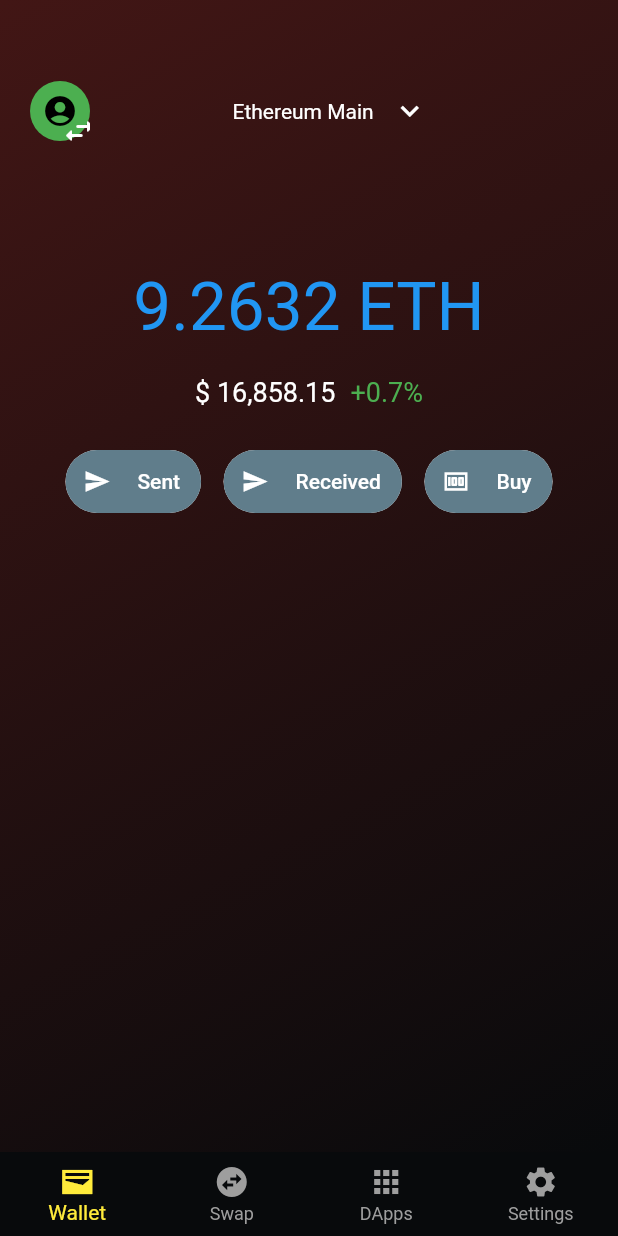
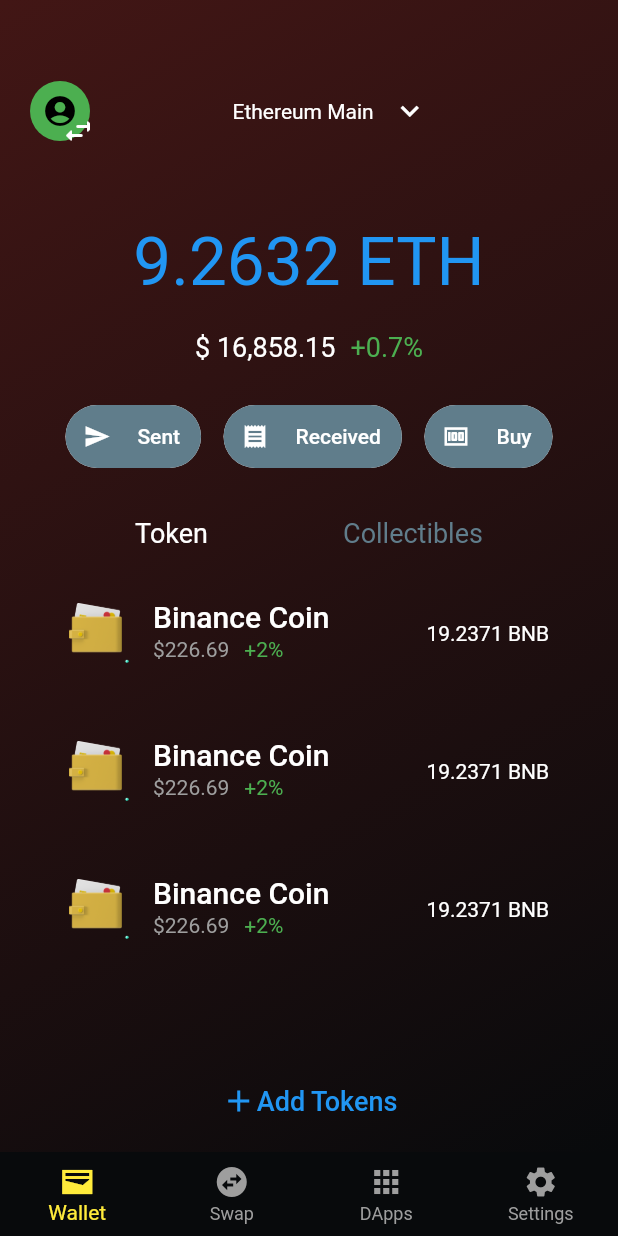
Before and after one commit to umarwaseeem/Digital-Wallet-UI-Flutter, a Flutter app: the HomeScreen screen opened by its route, on a phone screen of 412 x 824 dp. Run offline on Flutter 3.47's test engine with Material 2 defaults, Android fonts, the phone set to English and light mode, and no system bars; our stand-ins replace smooth_page_indicator; Roboto replaces fonts that are missing (Archivo).

Commit message:
bottom sheets. creating account

```diff
--- a/lib/main.dart
+++ b/lib/main.dart
@@ -1,7 +1,6 @@
 import 'package:flutter/material.dart';
 import 'package:leew_wallet/screens/home_screen/home_screen.dart';
 
-import 'screens/walkthrough_screens/walkthrough.dart';
 import 'screens/wallet_setup/by_seed_phrase/screens/seed_phrase.dart';
 import 'screens/wallet_setup/wallet_setup.dart';
 
@@ -17,7 +16,7 @@
     return MaterialApp(
       debugShowCheckedModeBanner: false,
       title: 'Leew Wallet',
-      home: const Walkthrough(),
+      home: const HomeScreen(),
       theme: ThemeData(
         fontFamily: "Archivo",
         scaffoldBackgroundColor: const Color.fromRGBO(8, 10, 12, 1),
--- a/lib/screens/home_screen/home_screen.dart
+++ b/lib/screens/home_screen/home_screen.dart
@@ -16,21 +16,6 @@
 
 class _HomeScreenState extends State<HomeScreen> {
   int _currentIndex = 0;
-
-  Widget giveMeScreen(int index) {
-    switch (index) {
-      case 0:
-        return const WalletScreen();
-      case 1:
-        return const SwapScreen();
-      case 2:
-        return const DAppScreen();
-      case 3:
-        return const SettingsScreen();
-      default:
-        return const WalletScreen();
-    }
-  }
 
   @override
   Widget build(BuildContext context) {
@@ -65,7 +50,15 @@
             ),
           ],
         ),
-        body: giveMeScreen(_currentIndex),
+        body: IndexedStack(
+          index: _currentIndex,
+          children: const [
+            WalletScreen(),
+            SwapScreen(),
+            DAppScreen(),
+            SettingsScreen(),
+          ],
+        ),
       ),
     );
   }
--- a/lib/screens/home_screen/screens/wallet_screen.dart
+++ b/lib/screens/home_screen/screens/wallet_screen.dart
@@ -1,8 +1,11 @@
 import 'package:flutter/material.dart';
+import 'package:leew_wallet/screens/home_screen/screens/widgets/token_info_tile.dart';
 
 import '../widgets/chips.dart';
 import '../widgets/profile_picture.dart';
 import '../widgets/text_with_button.dart';
+import 'widgets/account_bottom_sheet.dart';
+import 'widgets/account_tile.dart';
 
 class WalletScreen extends StatelessWidget {
   const WalletScreen({Key? key}) : super(key: key);
@@ -27,14 +30,19 @@
           children: [
             const SizedBox(height: 50),
             Row(
-              children: const [
-                SizedBox(width: 20),
-                ProfilePicture(),
-                SizedBox(width: 95),
-                TextWithButton(),
+              children: [
+                const SizedBox(width: 20),
+                GestureDetector(
+                  child: const ProfilePicture(),
+                  onTap: () {
+                    accountBottomSheet(context);
+                  },
+                ),
+                const SizedBox(width: 95),
+                const TextWithButton(),
               ],
             ),
-            const SizedBox(height: 80),
+            const SizedBox(height: 50),
             const Text(
               "9.2632 ETH",
               style: TextStyle(color: Colors.blue, fontSize: 45),
@@ -60,10 +68,60 @@
               children: const [
                 ChipWidget(icon: Icons.send, title: "Sent"),
                 SizedBox(width: 15),
-                ChipWidget(icon: Icons.send, title: "Received"),
+                ChipWidget(icon: Icons.receipt, title: "Received"),
                 SizedBox(width: 15),
                 ChipWidget(icon: Icons.money, title: "Buy"),
               ],
+            ),
+            const SizedBox(height: 30),
+            Row(
+              mainAxisAlignment: MainAxisAlignment.spaceEvenly,
+              children: const [
+                Text(
+                  "Token",
+                  style: TextStyle(color: Colors.white, fontSize: 18),
+                ),
+                // SizedBox
+                Text(
+                  "Collectibles",
+                  style: TextStyle(color: Colors.blueGrey, fontSize: 18),
+                ),
+              ],
+            ),
+            const SizedBox(height: 10),
+            Expanded(
+              child: Container(
+                margin: const EdgeInsets.only(bottom: 40, right: 10, left: 10),
+                child: ListView.builder(
+                  shrinkWrap: true,
+                  itemCount: 5,
+                  itemBuilder: (context, index) {
+                    return const TokenInfoTile(
+                      coinName: "Binance Coin",
+                      coinSymbol: "assets/images/image4.png",
+                      coinAmount: "19.2371 BNB",
+                      dollars: "\$226.69",
+                      percentage: "+2%",
+                    );
+                  },
+                ),
+              ),
+            ),
+            Container(
+              margin: const EdgeInsets.only(right: 50, left: 50, bottom: 10),
+              child: TextButton(
+                onPressed: () {},
+                child: Row(
+                  mainAxisAlignment: MainAxisAlignment.center,
+                  children: const [
+                    Icon(Icons.add, color: Colors.blue),
+                    Text(
+                      "Add Tokens",
+                      style: TextStyle(color: Colors.blue, fontSize: 18),
+                    ),
+                  ],
+                ),
+              ),
             )
           ],
         ),
--- /dev/null
+++ b/lib/screens/home_screen/screens/widgets/token_info_tile.dart
@@ -0,0 +1,48 @@
+import 'package:flutter/material.dart';
+
+class TokenInfoTile extends StatelessWidget {
+  const TokenInfoTile(
+      {Key? key,
+      required this.coinName,
+      required this.coinSymbol,
+      required this.coinAmount,
+      required this.dollars,
+      required this.percentage})
+      : super(key: key);
+
+  final String coinName;
+  final String coinSymbol;
+  final String coinAmount;
+  final String dollars;
+  final String percentage;
+
+  @override
+  Widget build(BuildContext context) {
+    return Container(
+      margin: const EdgeInsets.symmetric(horizontal: 20, vertical: 10),
+      child: ListTile(
+        leading: CircleAvatar(
+          radius: 20,
+          backgroundColor: Colors.transparent,
+          child: Image.asset(coinSymbol),
+        ),
+        title: Text(
+          coinName,
+          style: const TextStyle(
+            color: Colors.white,
+            fontSize: 20,
+            fontWeight: FontWeight.w500,
+          ),
+        ),
+        subtitle: Row(
+          children: [
+            Text(dollars, style: const TextStyle(color: Colors.grey)),
+            const SizedBox(width: 10),
+            Text(percentage, style: const TextStyle(color: Colors.green)),
+          ],
+        ),
+        trailing: Text(coinAmount, style: const TextStyle(color: Colors.white)),
+      ),
+    );
+  }
+}
```
Also changed, not shown: lib/screens/home_screen/screens/settings_screen.dart (+6 -8 lines), lib/screens/home_screen/screens/swap_screen.dart (+6 -8 lines), lib/screens/home_screen/screens/widgets/account_bottom_sheet.dart (added, +70 -0 lines), lib/screens/home_screen/screens/widgets/account_tile.dart (added, +38 -0 lines), lib/screens/home_screen/screens/widgets/create_new_account_bottom_sheet.dart (added, +103 -0 lines).
